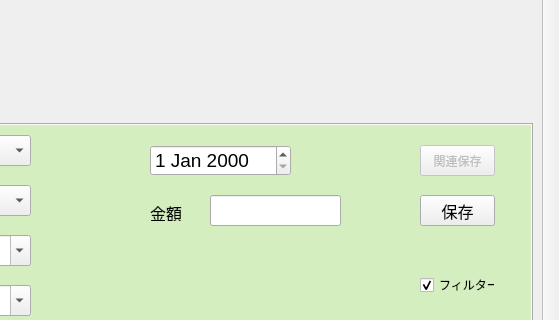
Old version of the form mainwindow.ui in the repository gh6141/vckakeForLinux; both pictures show x 241 to 800 and y 86 to 406 of the 800 by 600 pixel window.
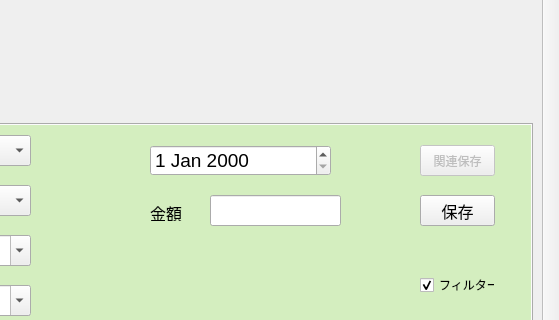
New version of the form. The open tabs and pages were chosen to show the change.

```diff
--- a/mainwindow.ui
+++ b/mainwindow.ui
@@ -375,7 +375,7 @@
          <rect>
           <x>380</x>
           <y>20</y>
-          <width>141</width>
+          <width>181</width>
           <height>31</height>
          </rect>
         </property>
```
Left out of the diff: 2 changed lines with no effect on the pictures.
